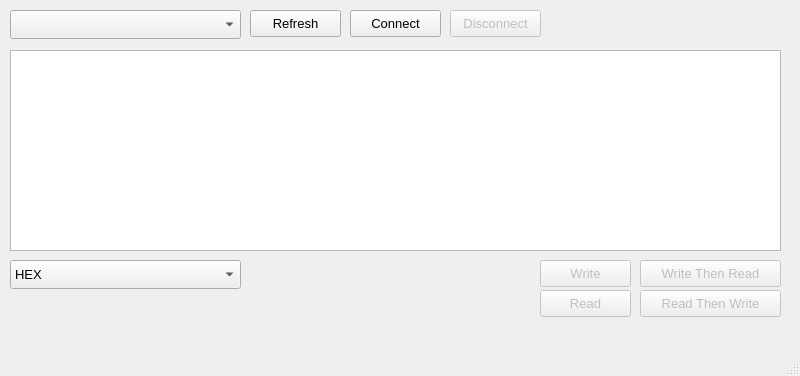
First picture: the form in resources/ui/send_raw_window.ui, repository ghassani/openpst, before the edit.
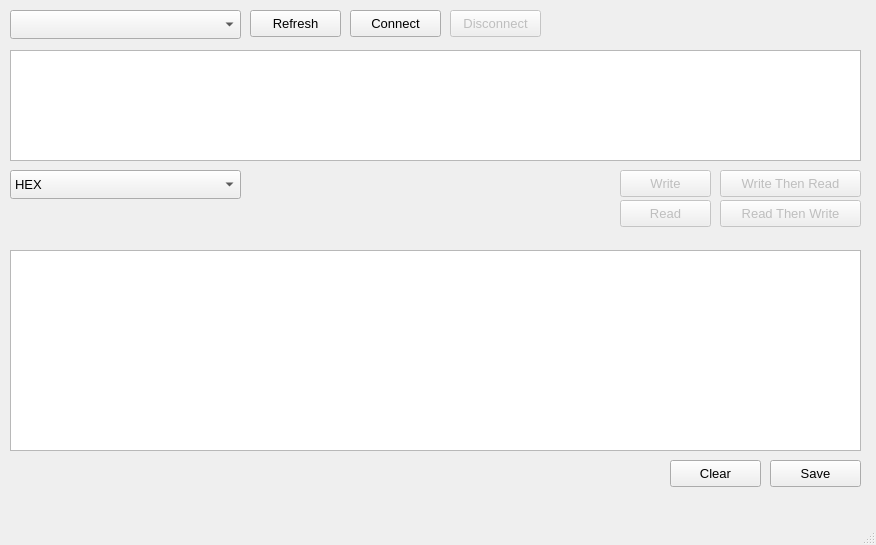
Second picture: the form after the edit.

What changed in the file:
```diff
--- a/resources/ui/send_raw_window.ui
+++ b/resources/ui/send_raw_window.ui
@@ -6,8 +6,8 @@
    <rect>
     <x>0</x>
     <y>0</y>
-    <width>800</width>
-    <height>376</height>
+    <width>876</width>
+    <height>545</height>
    </rect>
   </property>
   <property name="sizePolicy">
@@ -18,16 +18,21 @@
   </property>
   <property name="minimumSize">
    <size>
-    <width>800</width>
-    <height>376</height>
+    <width>876</width>
+    <height>545</height>
    </size>
   </property>
   <property name="maximumSize">
    <size>
-    <width>800</width>
-    <height>376</height>
+    <width>876</width>
+    <height>545</height>
    </size>
   </property>
+  <property name="font">
+   <font>
+    <pointsize>10</pointsize>
+   </font>
+  </property>
   <property name="windowTitle">
    <string>Send RAW - OpenPST</string>
   </property>
@@ -109,8 +114,8 @@
      <rect>
       <x>10</x>
       <y>50</y>
-      <width>771</width>
-      <height>201</height>
+      <width>851</width>
+      <height>111</height>
      </rect>
     </property>
     <property name="font">
@@ -125,8 +130,8 @@
     </property>
     <property name="geometry">
      <rect>
-      <x>540</x>
-      <y>260</y>
+      <x>620</x>
+      <y>170</y>
       <width>91</width>
       <height>27</height>
      </rect>
@@ -146,8 +151,8 @@
     </property>
     <property name="geometry">
      <rect>
-      <x>640</x>
-      <y>260</y>
+      <x>720</x>
+      <y>170</y>
       <width>141</width>
       <height>27</height>
      </rect>
@@ -167,8 +172,8 @@
     </property>
     <property name="geometry">
      <rect>
-      <x>640</x>
-      <y>290</y>
+      <x>720</x>
+      <y>200</y>
       <width>141</width>
       <height>27</height>
      </rect>
@@ -188,8 +193,8 @@
     </property>
     <property name="geometry">
      <rect>
-      <x>540</x>
-      <y>290</y>
+      <x>620</x>
+      <y>200</y>
       <width>91</width>
       <height>27</height>
      </rect>
@@ -207,7 +212,7 @@
     <property name="geometry">
      <rect>
       <x>10</x>
-      <y>260</y>
+      <y>170</y>
       <width>231</width>
       <height>29</height>
      </rect>
@@ -233,6 +238,63 @@
      </property>
     </item>
    </widget>
+   <widget class="QTextEdit" name="log_2">
+    <property name="geometry">
+     <rect>
+      <x>10</x>
+      <y>250</y>
+      <width>851</width>
+      <height>201</height>
+     </rect>
+    </property>
+    <property name="font">
+     <font>
+      <pointsize>10</pointsize>
+     </font>
+    </property>
+   </widget>
+   <widget class="QPushButton" name="pushButton_9">
+    <property name="enabled">
+     <bool>true</bool>
+    </property>
+    <property name="geometry">
+     <rect>
+      <x>670</x>
+      <y>460</y>
+      <width>91</width>
+      <height>27</height>
+     </rect>
+    </property>
+    <property name="font">
+     <font>
+      <pointsize>10</pointsize>
+     </font>
+    </property>
+    <property name="text">
+     <string>Clear</string>
+    </property>
+   </widget>
+   <widget class="QPushButton" name="pushButton_10">
+    <property name="enabled">
+     <bool>true</bool>
+    </property>
+    <property name="geometry">
+     <rect>
+      <x>770</x>
+      <y>460</y>
+      <width>91</width>
+      <height>27</height>
+     </rect>
+    </property>
+    <property name="font">
+     <font>
+      <pointsize>10</pointsize>
+     </font>
+    </property>
+    <property name="text">
+     <string>Save</string>
+    </property>
+   </widget>
   </widget>
   <widget class="QMenuBar" name="menubar">
    <property name="geometry">
```
Left out of the diff: 6 changed lines with no effect on the pictures.
